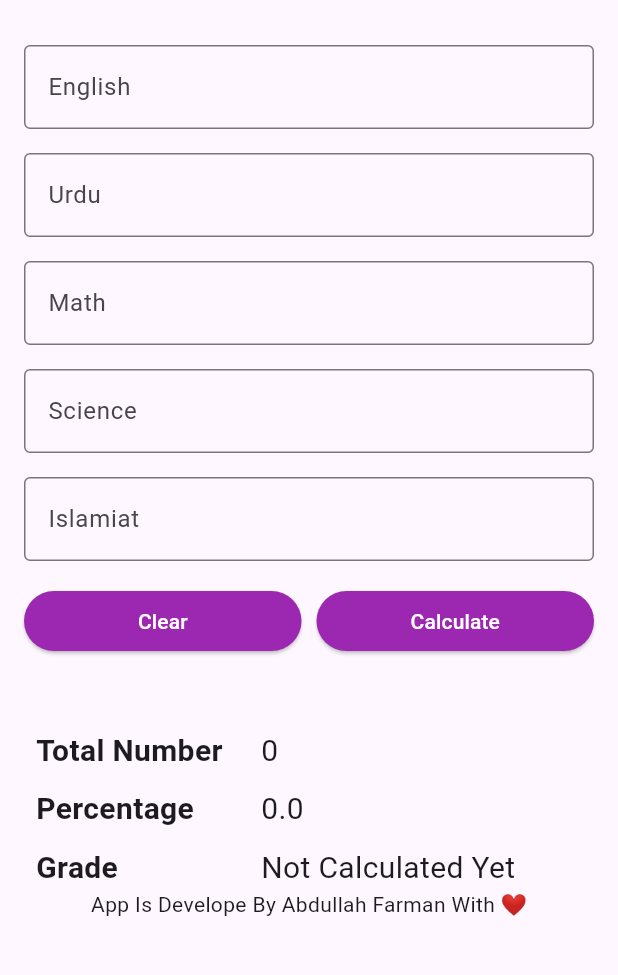
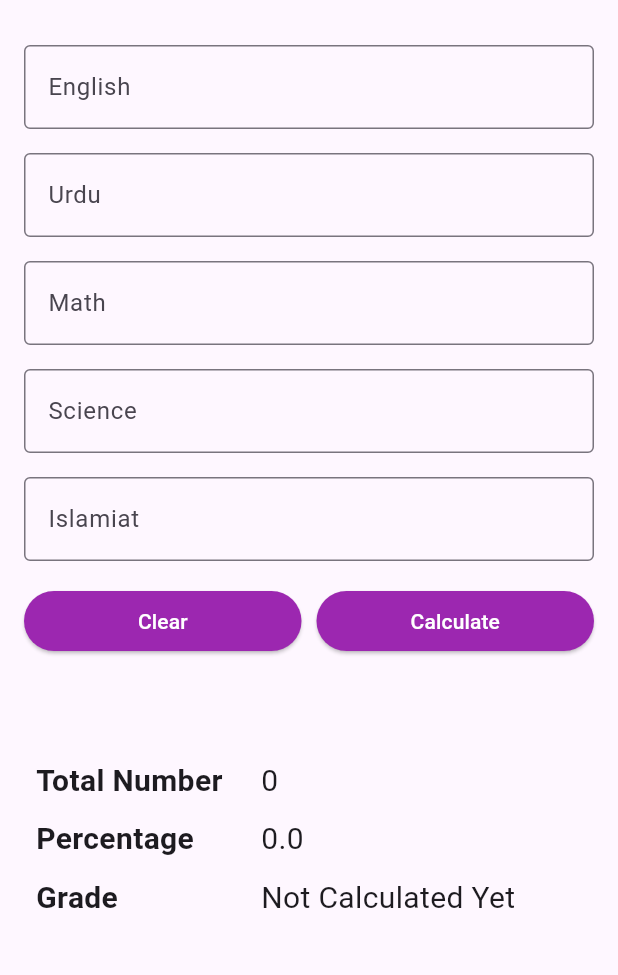
Before and after one commit to Abdullah8bits/Dmc_Calculator, a Flutter app: the screen it shows after launch, on a phone screen of 412 x 824 dp, the part 63-1038 px from its top. Run offline on Flutter 3.47's test engine with Material 3 defaults, Android fonts, the phone set to English and light mode, and no system bars.

Commit message:
little changes

```diff
--- a/lib/mainscreen.dart
+++ b/lib/mainscreen.dart
@@ -207,7 +207,7 @@ class _MainScreenState extends State<MainScreen> {
                 ],
               ),
               const SizedBox(
-                height: 40,
+                height: 60,
               ),
               Padding(
                 padding: const EdgeInsets.all(8.0),
@@ -267,9 +267,6 @@ class _MainScreenState extends State<MainScreen> {
                         )
                       ],
                     ),
-                    Expanded(
-                        child:
-                            Text("App Is Develope By Abdullah Farman With ❤"))
                   ],
                 ),
               )
```
